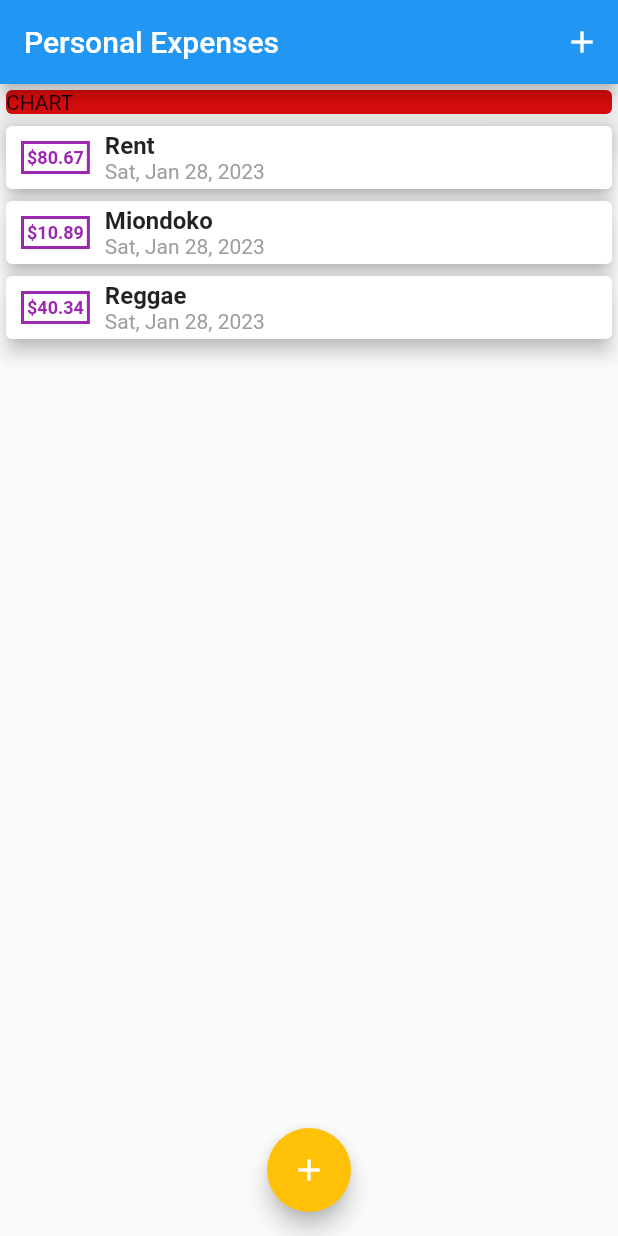
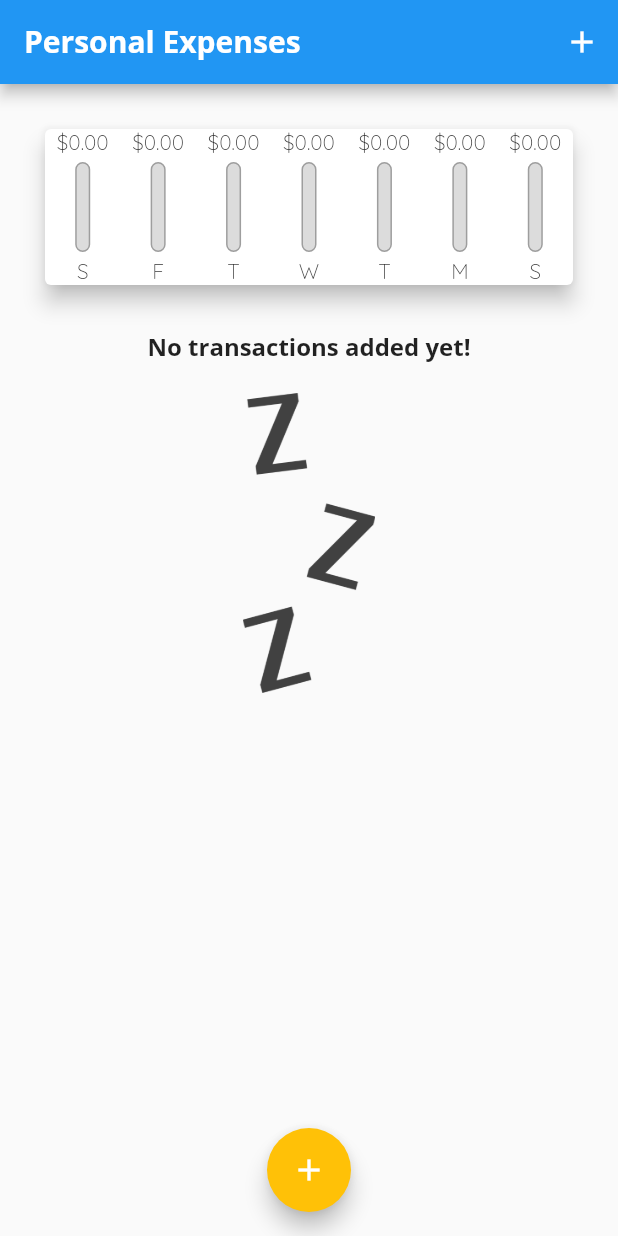
Before and after one commit to crispus-nj/expense-planner, a Flutter app: the screen it shows after launch, on a phone screen of 412 x 824 dp. Run offline on Flutter 3.47's test engine with Material 2 defaults, Android fonts, the phone set to English and light mode, and no system bars.

Commit message:
implemented expense planner logic

```diff
--- a/expense_planner/lib/main.dart
+++ b/expense_planner/lib/main.dart
@@ -1,8 +1,9 @@
-import './widgets/new_transaction.dart';
 import 'package:flutter/material.dart';
 
 import './models/transaction.dart';
 import './widgets/transaction_list.dart';
+import './widgets/chart.dart';
+import './widgets/new_transaction.dart';
 
 void main() => runApp(MyApp());
 
@@ -15,7 +16,18 @@ class MyApp extends StatelessWidget {
       theme: ThemeData(
           primarySwatch: Colors.purple,
           colorScheme:
-              ColorScheme.fromSwatch().copyWith(secondary: Colors.amber)),
+              ColorScheme.fromSwatch().copyWith(secondary: Colors.amber),
+          fontFamily: 'QuickSand',
+          textTheme: TextTheme(
+              titleMedium: TextStyle(
+                  fontFamily: 'OpenSans',
+                  fontSize: 16,
+                  fontWeight: FontWeight.bold)),
+          appBarTheme: AppBarTheme(
+              titleTextStyle: TextStyle(
+                  fontFamily: 'OpenSans',
+                  fontSize: 20,
+                  fontWeight: FontWeight.bold))),
       debugShowCheckedModeBanner: false,
     );
   }
@@ -28,10 +40,10 @@ class MyHomePage extends StatefulWidget {
 
 class _MyHomePageState extends State<MyHomePage> {
   final List<Transaction> _userTransactions = [
-    Transaction(id: "t1", title: "Rent", amount: 80.67, date: DateTime.now()),
-    Transaction(
-        id: "t2", title: "Miondoko", amount: 10.89, date: DateTime.now()),
-    Transaction(id: "t3", title: "Reggae", amount: 40.34, date: DateTime.now()),
+    // Transaction(id: "t1", title: "Rent", amount: 80.67, date: DateTime.now()),
+    // Transaction(
+    //     id: "t2", title: "Miondoko", amount: 10.89, date: DateTime.now()),
+    // Transaction(id: "t3", title: "Reggae", amount: 40.34, date: DateTime.now()),
   ];
   void _addNewTransaction(String txTitle, double txAmount) {
     final newTransaction = Transaction(
@@ -43,6 +55,12 @@ class _MyHomePageState extends State<MyHomePage> {
     setState(() {
       _userTransactions.add(newTransaction);
     });
+  }
+
+  List<Transaction> get _recentTransaction {
+    return _userTransactions.where((tx) {
+      return tx.date.isAfter(DateTime.now().subtract(Duration(days: 7)));
+    }).toList();
   }
 
   void _startAddNewTransaction(BuildContext ctx) {
@@ -70,14 +88,7 @@ class _MyHomePageState extends State<MyHomePage> {
         child: Column(
           // mainAxisAlignment: MainAxisAlignment.center,
           children: <Widget>[
-            Card(
-              child: Container(
-                child: Text('CHART'),
-                width: double.infinity,
-              ),
-              elevation: 10,
-              color: Color.fromARGB(255, 211, 12, 12),
-            ),
+            Chat(_recentTransaction),
             TransactionList(_userTransactions)
           ],
         ),
--- /dev/null
+++ b/expense_planner/lib/widgets/chart.dart
@@ -0,0 +1,57 @@
+import '../models/transaction.dart';
+import 'package:flutter/material.dart';
+import 'package:intl/intl.dart';
+import 'chart_bar.dart';
+
+class Chat extends StatelessWidget {
+  final List<Transaction> recentTransaction;
+  Chat(this.recentTransaction);
+  List<Map<String, Object>> get groupedTransaction {
+    return List.generate(
+      7,
+      (index) {
+        final weekDay = DateTime.now().subtract(Duration(days: index));
+        var totalSum = 0.0;
+        for (var i = 0; i < recentTransaction.length; i++) {
+          if (recentTransaction[i].date.day == weekDay.day &&
+              recentTransaction[i].date.month == weekDay.month &&
+              recentTransaction[i].date.year == weekDay.year) {
+            totalSum += recentTransaction[i].amount;
+          }
+        }
+        return {
+          'day': DateFormat.E().format(weekDay).substring(0, 1),
+          'amount': totalSum
+        };
+      },
+    );
+  }
+
+  double get totalSpending {
+    return groupedTransaction.fold(0.0, (sum, item) {
+      return sum + (item['amount'] as double);
+    });
+  }
+
+  @override
+  Widget build(BuildContext context) {
+    return Padding(
+      padding: const EdgeInsets.all(10),
+      child: Card(
+        elevation: 6,
+        margin: EdgeInsets.all(20),
+        child: Row(
+          mainAxisAlignment: MainAxisAlignment.spaceAround,
+          children: groupedTransaction.map((data) {
+            return ChatBar(
+                label: (data['day'] as String),
+                spendingAmount: (data['amount'] as double),
+                spendingPercentageOfTotal: totalSpending == 0.0
+                    ? 0.0
+                    : (data['amount'] as double) / totalSpending);
+          }).toList(),
+        ),
+      ),
+    );
+  }
+}
--- /dev/null
+++ b/expense_planner/lib/widgets/chart_bar.dart
@@ -0,0 +1,58 @@
+import 'package:flutter/material.dart';
+
+class ChatBar extends StatelessWidget {
+  final String label;
+  final double spendingAmount;
+  final double spendingPercentageOfTotal;
+
+  ChatBar(
+      {required this.label,
+      required this.spendingAmount,
+      required this.spendingPercentageOfTotal});
+  // ChatBar(this.label, this.spendingAmount, this.spendingPercentageOfTotal);
+  @override
+  Widget build(BuildContext context) {
+    return Column(
+      children: <Widget>[
+        Text(
+          '\$${spendingAmount.toStringAsFixed(2)}',
+          style: TextStyle(),
+        ),
+        SizedBox(
+          height: 4,
+        ),
+        Container(
+          height: 60,
+          width: 10,
+          child: Stack(
+            children: <Widget>[
+              Container(
+                decoration: BoxDecoration(
+                  border: Border.all(color: Colors.grey, width: 1.0),
+                  color: Color.fromRGBO(220, 220, 220, 1),
+                  borderRadius: BorderRadius.circular(10),
+                ),
+              ),
+              FractionallySizedBox(
+                heightFactor: spendingPercentageOfTotal,
+                child: Container(
+                  decoration: BoxDecoration(
+                    color: Theme.of(context).primaryColor,
+                    borderRadius: BorderRadius.circular(10),
+                  ),
+                ),
+              )
+            ],
+          ),
+        ),
+        SizedBox(
+          height: 4,
+        ),
+        Text(
+          '${label}',
+          style: TextStyle(),
+        ),
+      ],
+    );
+  }
+}
--- a/expense_planner/lib/widgets/transaction_list.dart
+++ b/expense_planner/lib/widgets/transaction_list.dart
@@ -9,13 +9,33 @@ class TransactionList extends StatelessWidget {
   Widget build(BuildContext context) {
     return Container(
       height: 300,
-      child: ListView.builder(
+      child: userTransactions.isEmpty
+          ? Column(
+              children: [
+                Text(
+                  'No transactions added yet!',
+                  style: Theme.of(context).textTheme.titleMedium,
+                ),
+                SizedBox(
+                  height: 20,
+                ),
+                Container(
+                  height: 200,
+                  child: Image.asset(
+                    "assets/images/waiting.png",
+                    fit: BoxFit.cover,
+                  ),
+                )
+              ],
+            )
+          : ListView.builder(
               itemBuilder: (ctx, index) {
                 return Card(
                   child: Row(
                     children: <Widget>[
                       Container(
-                  margin: EdgeInsets.symmetric(horizontal: 10, vertical: 10),
+                        margin:
+                            EdgeInsets.symmetric(horizontal: 10, vertical: 10),
                         child: Text(
                           '\$${userTransactions[index].amount.toStringAsFixed(2)}',
                           style: TextStyle(
@@ -33,11 +53,11 @@ class TransactionList extends StatelessWidget {
                         children: <Widget>[
                           Text(
                             userTransactions[index].title,
-                      style:
-                          TextStyle(fontWeight: FontWeight.bold, fontSize: 16),
+                            style: Theme.of(context).textTheme.titleMedium,
                           ),
                           Text(
-                      DateFormat.yMMMEd().format(userTransactions[index].date),
+                            DateFormat.yMMMEd()
+                                .format(userTransactions[index].date),
                             style: TextStyle(color: Colors.grey),
                           ),
                         ],
```
Also changed, not shown: expense_planner/pubspec.yaml (+18 -13 lines), expense_planner/assets/fonts/OpenSans-Bold.ttf (added), expense_planner/assets/fonts/OpenSans-Regular.ttf (added), expense_planner/assets/fonts/Quicksand-Bold.ttf (added), expense_planner/assets/fonts/Quicksand-Light.ttf (added), expense_planner/assets/fonts/Quicksand-Medium.ttf (added), expense_planner/assets/fonts/Quicksand-Regular.ttf (added), expense_planner/assets/images/waiting.png (added). Lines whose indentation alone changed are shown as unchanged.
